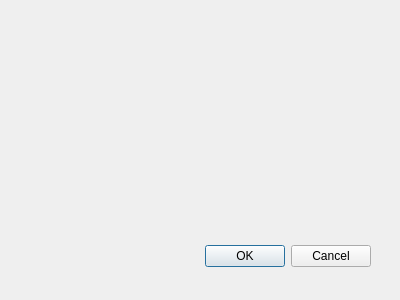
cankanoa/landlensdb, file qgis_plugin_landlensdb/landlensdb_dialog_base.ui: the form before one commit.
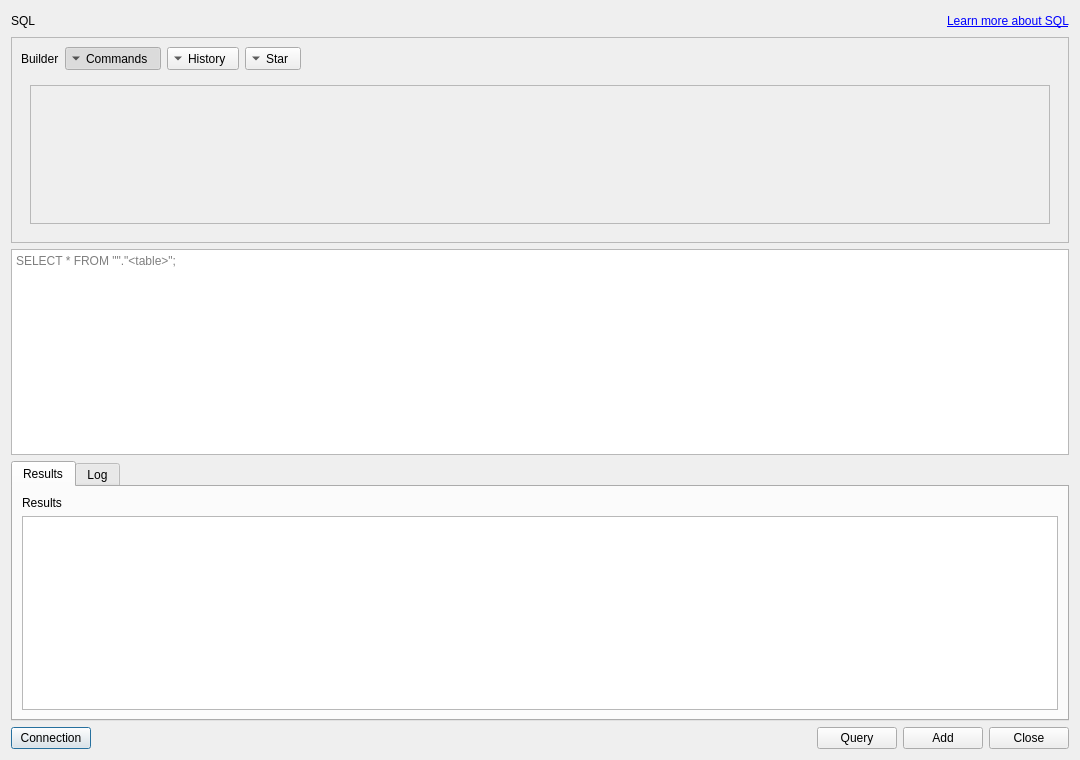
The form after the commit.

Commit message:
Refactor and enhance Landlensdb UI and functionality
Redesigned the Landlensdb dialog with a new layout, dynamic components, and improved UI elements. Added query history, starring, renaming functionality, and connection dialog for better user experience. Updated backend logic to provide seamless execution and management of SQL queries.

The edit to the form file:
```diff
--- a/qgis_plugin_landlensdb/landlensdb_dialog_base.ui
+++ b/qgis_plugin_landlensdb/landlensdb_dialog_base.ui
@@ -1,33 +1,284 @@
 <ui version="4.0" >
  <class>LandlensdbDialogBase</class>
- <widget class="QDialog" name="LandlensdbDialogBase" >
-  <property name="geometry" >
+ <widget class="QDialog" name="LandlensdbDialogBase">
+  <property name="geometry">
    <rect>
     <x>0</x>
     <y>0</y>
-    <width>400</width>
-    <height>300</height>
+    <width>1080</width>
+    <height>760</height>
    </rect>
   </property>
   <property name="windowTitle" >
    <string>Landlensdb</string>
   </property>
-  <widget class="QDialogButtonBox" name="button_box" >
-   <property name="geometry" >
-    <rect>
-     <x>30</x>
-     <y>240</y>
-     <width>341</width>
-     <height>32</height>
-    </rect>
-   </property>
-   <property name="orientation" >
-    <enum>Qt::Horizontal</enum>
-   </property>
-   <property name="standardButtons" >
-    <set>QDialogButtonBox::Cancel|QDialogButtonBox::Ok</set>
-   </property>
-  </widget>
+  <layout class="QVBoxLayout" name="verticalLayout">
+   <item>
+    <layout class="QHBoxLayout" name="headerLayout">
+     <item>
+      <widget class="QLabel" name="sql_label">
+       <property name="text">
+        <string>SQL</string>
+       </property>
+      </widget>
+     </item>
+     <item>
+      <spacer name="headerSpacer">
+       <property name="orientation">
+        <enum>Qt::Horizontal</enum>
+       </property>
+       <property name="sizeHint" stdset="0">
+        <size>
+         <width>40</width>
+         <height>20</height>
+        </size>
+       </property>
+      </spacer>
+     </item>
+     <item>
+      <widget class="QLabel" name="learn_more_label">
+       <property name="text">
+        <string>&lt;a href=&quot;https://www.postgresql.org/docs/current/tutorial-sql.html&quot;&gt;Learn more about SQL&lt;/a&gt;</string>
+       </property>
+       <property name="openExternalLinks">
+        <bool>true</bool>
+       </property>
+       <property name="textFormat">
+        <enum>Qt::RichText</enum>
+       </property>
+      </widget>
+     </item>
+    </layout>
+   </item>
+   <item>
+    <widget class="QFrame" name="commands_frame">
+     <property name="frameShape">
+      <enum>QFrame::StyledPanel</enum>
+     </property>
+     <layout class="QVBoxLayout" name="commands_frame_layout">
+      <item>
+       <layout class="QHBoxLayout" name="commandsHeaderLayout">
+        <item>
+         <widget class="QLabel" name="commands_title_label">
+          <property name="text">
+           <string>Builder</string>
+          </property>
+         </widget>
+        </item>
+        <item>
+         <widget class="QToolButton" name="commands_toggle_button">
+          <property name="text">
+           <string>Commands</string>
+          </property>
+          <property name="checkable">
+           <bool>true</bool>
+          </property>
+          <property name="checked">
+           <bool>true</bool>
+          </property>
+          <property name="toolButtonStyle">
+           <enum>Qt::ToolButtonTextBesideIcon</enum>
+          </property>
+          <property name="arrowType">
+           <enum>Qt::DownArrow</enum>
+          </property>
+         </widget>
+        </item>
+        <item>
+         <widget class="QToolButton" name="history_menu_button">
+          <property name="text">
+           <string>History</string>
+          </property>
+          <property name="toolButtonStyle">
+           <enum>Qt::ToolButtonTextBesideIcon</enum>
+          </property>
+          <property name="arrowType">
+           <enum>Qt::DownArrow</enum>
+          </property>
+         </widget>
+        </item>
+        <item>
+         <widget class="QToolButton" name="star_menu_button">
+          <property name="text">
+           <string>Star</string>
+          </property>
+          <property name="toolButtonStyle">
+           <enum>Qt::ToolButtonTextBesideIcon</enum>
+          </property>
+          <property name="arrowType">
+           <enum>Qt::DownArrow</enum>
+          </property>
+         </widget>
+        </item>
+        <item>
+         <spacer name="commandsHeaderSpacer">
+          <property name="orientation">
+           <enum>Qt::Horizontal</enum>
+          </property>
+          <property name="sizeHint" stdset="0">
+           <size>
+            <width>40</width>
+            <height>20</height>
+           </size>
+          </property>
+         </spacer>
+        </item>
+       </layout>
+      </item>
+      <item>
+       <widget class="QWidget" name="commands_content_widget">
+        <layout class="QVBoxLayout" name="commandsContentLayout">
+         <property name="spacing">
+          <number>4</number>
+         </property>
+         <item>
+          <widget class="QScrollArea" name="commands_scroll">
+           <property name="widgetResizable">
+            <bool>true</bool>
+           </property>
+           <property name="horizontalScrollBarPolicy">
+            <enum>Qt::ScrollBarAsNeeded</enum>
+           </property>
+           <property name="verticalScrollBarPolicy">
+            <enum>Qt::ScrollBarAlwaysOff</enum>
+           </property>
+           <property name="minimumHeight">
+            <number>210</number>
+           </property>
+           <widget class="QWidget" name="commands_scroll_widget">
+            <layout class="QVBoxLayout" name="commands_scroll_layout">
+             <property name="spacing">
+              <number>4</number>
+             </property>
+             <item>
+              <layout class="QHBoxLayout" name="row_one_layout"/>
+             </item>
+             <item>
+              <layout class="QHBoxLayout" name="row_two_layout"/>
+             </item>
+             <item>
+              <layout class="QHBoxLayout" name="row_three_layout"/>
+             </item>
+             <item>
+             <layout class="QHBoxLayout" name="row_four_layout"/>
+             </item>
+             <item>
+              <layout class="QHBoxLayout" name="row_five_layout"/>
+             </item>
+            </layout>
+           </widget>
+          </widget>
+         </item>
+        </layout>
+       </widget>
+      </item>
+     </layout>
+    </widget>
+   </item>
+   <item>
+     <widget class="QPlainTextEdit" name="sql_input">
+      <property name="placeholderText">
+       <string>SELECT * FROM "&lt;schema&gt;"."&lt;table&gt;";</string>
+      </property>
+     </widget>
+   </item>
+   <item>
+    <widget class="QTabWidget" name="bottom_tabs">
+     <property name="currentIndex">
+      <number>0</number>
+     </property>
+     <widget class="QWidget" name="results_tab">
+      <attribute name="title">
+       <string>Results</string>
+      </attribute>
+      <layout class="QVBoxLayout" name="results_tab_layout">
+       <item>
+        <widget class="QLabel" name="results_label">
+         <property name="text">
+          <string>Results</string>
+         </property>
+        </widget>
+       </item>
+       <item>
+        <widget class="QTableWidget" name="results_table">
+         <property name="editTriggers">
+          <set>QAbstractItemView::NoEditTriggers</set>
+         </property>
+         <property name="selectionBehavior">
+          <enum>QAbstractItemView::SelectRows</enum>
+         </property>
+         <property name="alternatingRowColors">
+          <bool>true</bool>
+         </property>
+        </widget>
+       </item>
+      </layout>
+     </widget>
+     <widget class="QWidget" name="logs_tab">
+      <attribute name="title">
+       <string>Log</string>
+      </attribute>
+      <layout class="QVBoxLayout" name="logs_tab_layout">
+       <item>
+        <widget class="QPlainTextEdit" name="status_output">
+         <property name="readOnly">
+          <bool>true</bool>
+         </property>
+         <property name="maximumBlockCount">
+          <number>120</number>
+         </property>
+        </widget>
+       </item>
+      </layout>
+     </widget>
+    </widget>
+   </item>
+   <item>
+    <layout class="QHBoxLayout" name="buttonLayout">
+     <item>
+      <widget class="QPushButton" name="connection_button">
+       <property name="text">
+        <string>Connection</string>
+       </property>
+      </widget>
+     </item>
+     <item>
+      <spacer name="buttonSpacer">
+       <property name="orientation">
+        <enum>Qt::Horizontal</enum>
+       </property>
+       <property name="sizeHint" stdset="0">
+        <size>
+         <width>40</width>
+         <height>20</height>
+        </size>
+       </property>
+      </spacer>
+     </item>
+     <item>
+      <widget class="QPushButton" name="query_button">
+       <property name="text">
+        <string>Query</string>
+       </property>
+      </widget>
+     </item>
+     <item>
+      <widget class="QPushButton" name="add_button">
+       <property name="text">
+        <string>Add</string>
+       </property>
+      </widget>
+     </item>
+     <item>
+      <widget class="QPushButton" name="close_button">
+       <property name="text">
+        <string>Close</string>
+       </property>
+      </widget>
+     </item>
+    </layout>
+   </item>
+  </layout>
  </widget>
  <resources/>
  <connections>
```
Left out of the diff: 40 changed lines with no effect on the pictures. The commit also changes 3 other files.
